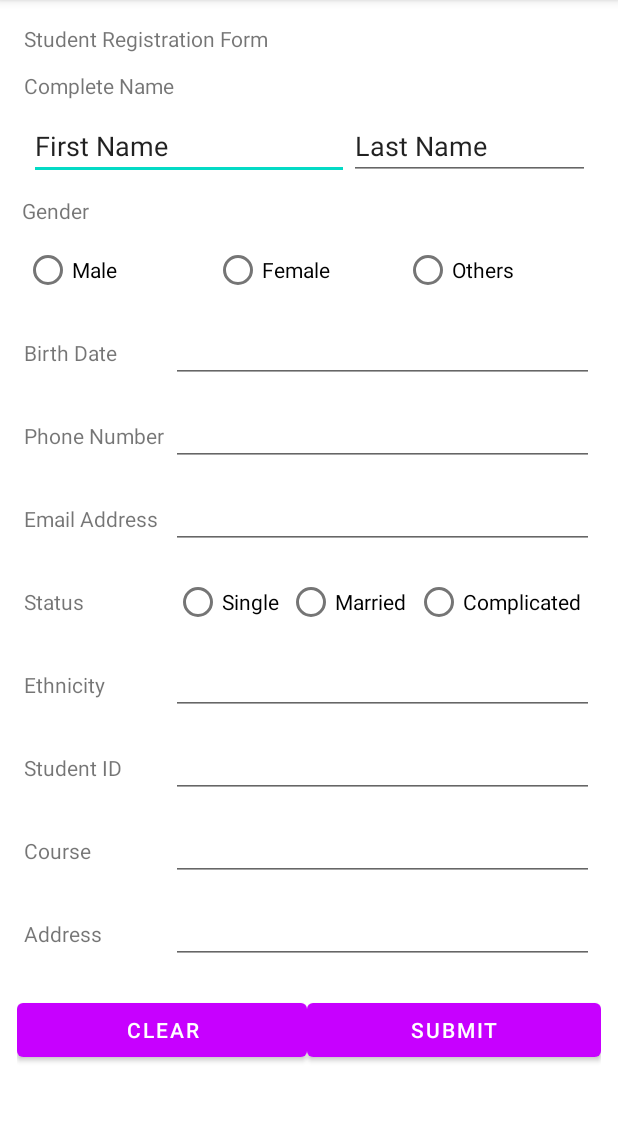
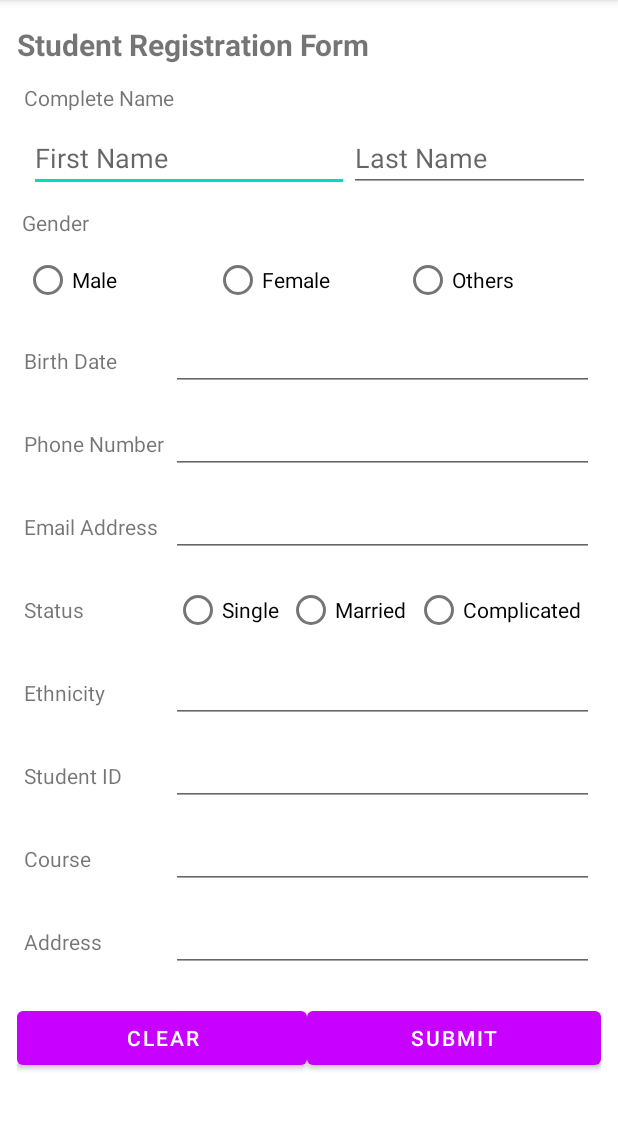
Before and after one commit to medab0/ActivityCollectionProject, an Android app: the PassingIntentsExercise screen opened directly, with no data from a screen before it, on a phone screen of 412 x 824 dp, the part 84-1214 px from its top. Run offline under Robolectric (Android 15) with nearby library versions, the phone set to English and light mode, and no system bars.

Commit message:
fixed passing intents

```diff
--- a/app/src/main/java/com/example/activitycollectionproject/MainActivity.java
+++ b/app/src/main/java/com/example/activitycollectionproject/MainActivity.java
@@ -59,7 +59,7 @@ public class MainActivity extends AppCompatActivity {
         btnPassingIntent.setOnClickListener(new View.OnClickListener() {
             @Override
             public void onClick(View view) {
-                Intent buttonActivity = new Intent(MainActivity.this, activity_button_exercise.class);
+                Intent buttonActivity = new Intent(MainActivity.this, PassingIntentsExercise.class);
                 startActivity(buttonActivity);
             }
         });
--- a/app/src/main/res/layout/activity_passing_intents_exercise.xml
+++ b/app/src/main/res/layout/activity_passing_intents_exercise.xml
@@ -12,6 +12,8 @@
         android:layout_height="wrap_content"
         android:layout_marginTop="16dp"
         android:text="Student Registration Form"
+        android:textSize="20dp"
+        android:textStyle="bold"
         app:layout_constraintEnd_toEndOf="parent"
         app:layout_constraintHorizontal_bias="0.064"
         app:layout_constraintStart_toStartOf="parent"
@@ -43,16 +45,16 @@
             android:layout_width="wrap_content"
             android:layout_height="wrap_content"
             android:ems="10"
-            android:inputType="textPersonName"
-            android:text="First Name" />
+            android:hint="First Name"
+            android:inputType="textPersonName" />
 
         <EditText
             android:id="@+id/fieldLastName"
             android:layout_width="wrap_content"
             android:layout_height="wrap_content"
             android:ems="10"
-            android:inputType="textPersonName"
-            android:text="Last Name" />
+            android:hint="Last Name"
+            android:inputType="textPersonName" />
     </LinearLayout>
 
     <TextView
@@ -69,16 +71,12 @@
     <RadioGroup
         android:id="@+id/rdgGender"
         android:layout_width="380dp"
-        android:layout_height="40dp"
+        android:layout_height="37dp"
         android:layout_marginTop="10dp"
+        android:orientation="horizontal"
         app:layout_constraintEnd_toEndOf="parent"
         app:layout_constraintStart_toStartOf="parent"
         app:layout_constraintTop_toBottomOf="@+id/textView7">
-
-        <LinearLayout
-            android:layout_width="match_parent"
-            android:layout_height="match_parent"
-            android:orientation="horizontal">
 
         <RadioButton
             android:id="@+id/rdbtnMale"
@@ -94,11 +92,10 @@
 
         <RadioButton
             android:id="@+id/rdbtnOthers"
-                android:layout_width="wrap_content"
+            android:layout_width="126.66dp"
             android:layout_height="wrap_content"
             android:layout_weight="1"
             android:text="Others" />
-        </LinearLayout>
 
     </RadioGroup>
 
--- a/app/src/main/res/layout/activity_passing_intents_exercise2.xml
+++ b/app/src/main/res/layout/activity_passing_intents_exercise2.xml
@@ -26,7 +26,9 @@
                 android:id="@+id/textStudentProfile"
                 android:layout_width="match_parent"
                 android:layout_height="wrap_content"
-                android:text="Student Profile" />
+                android:text="Student Profile"
+                android:textSize="20sp"
+                android:textStyle="bold" />
 
             <LinearLayout
                 android:layout_width="match_parent"
```
Also changed, not shown: app/src/main/java/com/example/activitycollectionproject/PassingIntentsExercise.java (+13 -7 lines). Lines whose indentation alone changed are shown as unchanged.
